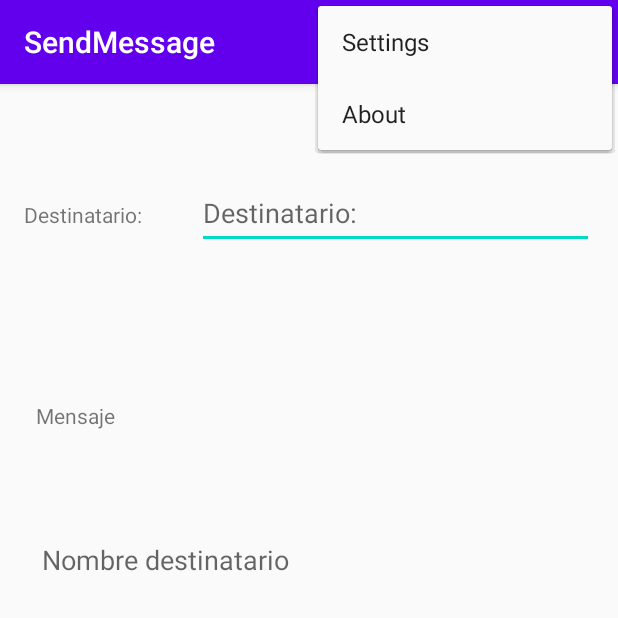
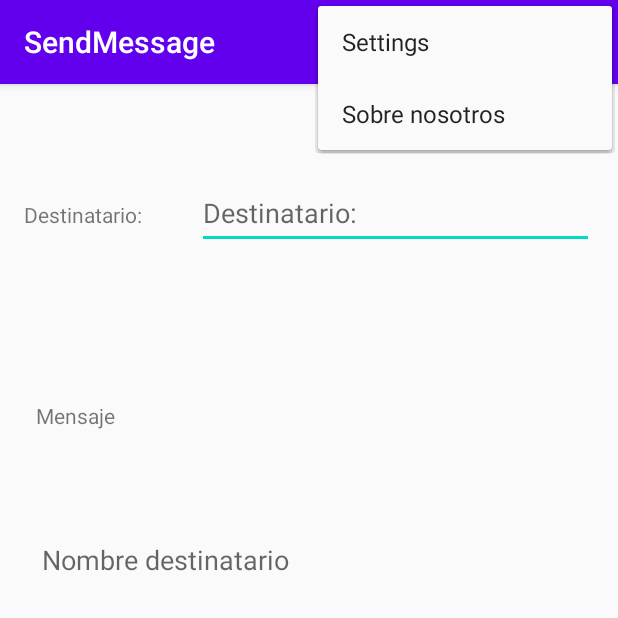
Before and after one commit to pabloinfantes/SendMessage, an Android app: the screen it shows after launch (SendMessageActivity), with the options menu open, on a phone screen of 412 x 824 dp, the top half of it. Run offline under Robolectric (Android 15) with nearby library versions, the phone set to English and light mode, and no system bars.

Commit message:
Segunda Version

```diff
--- a/app/src/main/res/values/strings.xml
+++ b/app/src/main/res/values/strings.xml
@@ -12,5 +12,5 @@
     <string name="tvUser">"Destinatario: "</string>
     <string name="tvMessage">Mensaje</string>
     <string name="btSend">Enviar</string>
-    <string name="action_about">About</string>
+    <string name="action_about">Sobre nosotros</string>
 </resources>
```
